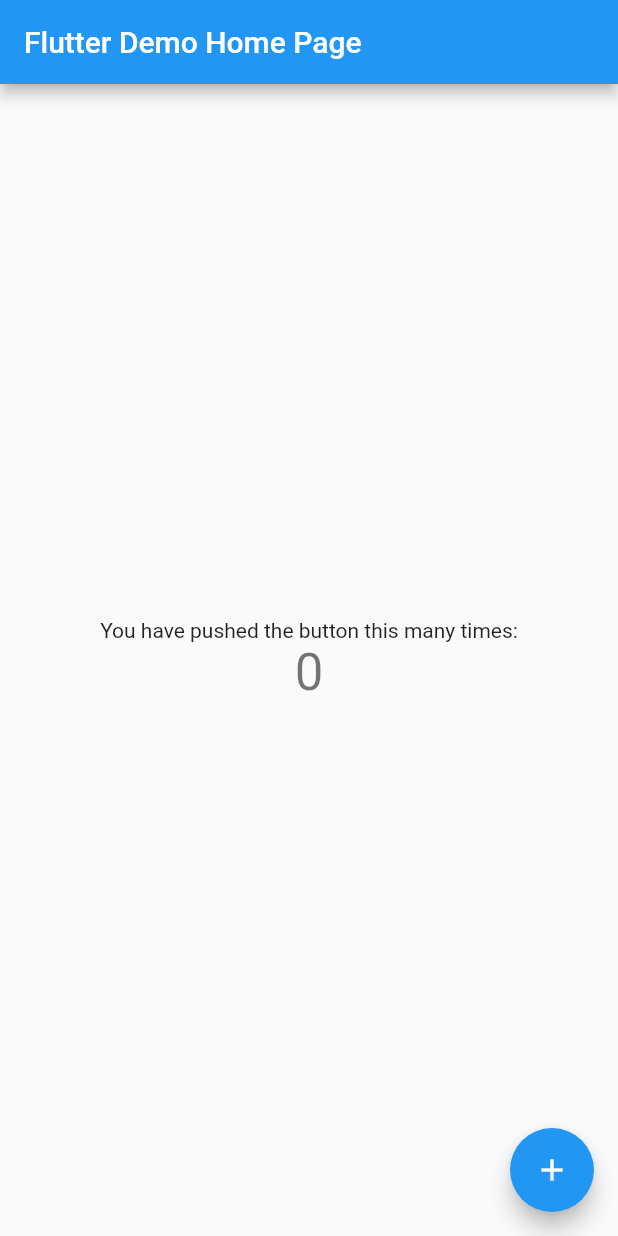
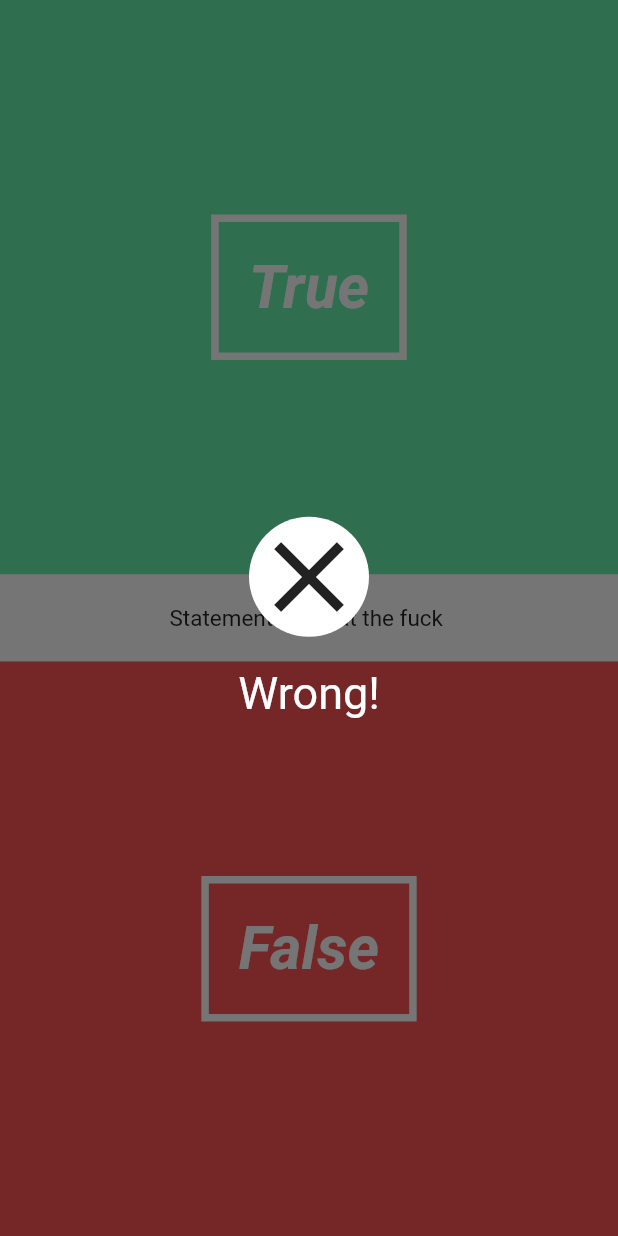
Before and after one commit to spindycell/Flutter-training, a Flutter app: the screen it shows after launch, on a phone screen of 412 x 824 dp. Run offline on Flutter 3.47's test engine with Material 2 defaults, Android fonts, the phone set to English and light mode, and no system bars.

Commit message:
quiz app

```diff
--- /dev/null
+++ b/quiz/lib/UI/answer_button.dart
@@ -0,0 +1,33 @@
+import 'package:flutter/material.dart';
+
+class AnswerButton extends StatelessWidget {
+
+  final bool _answer;
+  final VoidCallback _onTap;
+
+  AnswerButton(this._answer, this._onTap);
+
+  @override
+  Widget build(BuildContext context){
+    return new Expanded(
+      child: new Material( // true button
+        color: _answer == true ? Colors.greenAccent : Colors.redAccent,
+        child: new InkWell(
+          onTap: () => _onTap(),
+          child: new Center(
+            child: new Container(
+              decoration: new BoxDecoration(
+                border: new Border.all(color: Colors.white, width: 5.0)
+              ),
+              padding: new EdgeInsets.all(20.0),
+              child: new Text(_answer == true ? "True" : "False",
+                style: new TextStyle(color: Colors.white, fontSize: 40.0, fontWeight: FontWeight.bold, fontStyle: FontStyle.italic),
+              ),
+            )
+          )
+        ),
+      ),
+    );
+  }
+
+}
--- /dev/null
+++ b/quiz/lib/UI/correct_wrong_overlay.dart
@@ -0,0 +1,56 @@
+import 'package:flutter/material.dart';
+import 'dart:math';
+
+class CorrectWrongOverlay extends StatefulWidget {
+
+  final bool _isCorrect;
+
+  CorrectWrongOverlay(this._isCorrect);
+
+  @override
+  State createState() => new CorrectWrongOverlayState();
+}
+
+class CorrectWrongOverlayState extends State<CorrectWrongOverlay> with SingleTickerProviderStateMixin {
+
+  Animation<double> _iconAnimation;
+  AnimationController _iconAnimationController;
+
+  @override
+  void initState(){
+    super.initState();
+    _iconAnimationController = new AnimationController(duration: new Duration(seconds: 2),vsync: this);
+    _iconAnimation = new CurvedAnimation(parent: _iconAnimationController, curve: Curves.elasticOut);
+    _iconAnimation.addListener(() => this.setState(() {}));
+    _iconAnimationController.forward();
+  }
+
+  @override
+  Widget build(BuildContext context){
+    return new Material(
+      color: Colors.black54,
+      child: new InkWell(
+        onTap: () => print("You tapped the overlay"),
+        child: new Column(
+          mainAxisAlignment: MainAxisAlignment.center,
+          children: <Widget>[
+            new Container(
+              decoration: new BoxDecoration(
+                color: Colors.white,
+                shape: BoxShape.circle,
+              ),
+              child: new Transform.rotate(
+                angle: _iconAnimation.value * 2 * pi ,
+                child: new Icon(widget._isCorrect == true ? Icons.done : Icons.clear, size: _iconAnimation.value * 80.0,)
+              ),
+            ),
+            new Padding(
+              padding: new EdgeInsets.only(bottom: 20.0),
+            ),
+            new Text(widget._isCorrect == true ? "Correct!" : "Wrong!", style: new TextStyle(color: Colors.white, fontSize: 30.0),)
+          ],
+        ),
+      ),
+    );
+  }
+}
--- /dev/null
+++ b/quiz/lib/UI/question_text.dart
@@ -0,0 +1,42 @@
+import 'package:flutter/material.dart';
+
+class QuestionText extends StatefulWidget {
+
+  final String _question;
+  final int _questionNumber;
+
+  QuestionText(this._questionNumber,this._question);
+
+  @override
+  State createState() => new QuestionTextState();
+}
+
+class QuestionTextState extends State<QuestionText> with SingleTickerProviderStateMixin {
+
+  Animation<double> _fontSizeAnimation;
+  AnimationController _fontSizeAnimationController;
+
+  @override
+  void initState(){
+    super.initState();
+    _fontSizeAnimationController = new AnimationController(duration: new Duration(milliseconds: 500), vsync: this);
+    _fontSizeAnimation = new CurvedAnimation(parent: _fontSizeAnimationController, curve: Curves.bounceOut);
+    _fontSizeAnimation.addListener(() => this.setState(() {}));
+    _fontSizeAnimationController.forward();
+  }
+
+  @override
+  Widget build(BuildContext context){
+    return new Material(
+      color: Colors.white,
+      child: new Padding(
+        padding: new EdgeInsets.symmetric(vertical: 20.0),
+        child: new Center(
+          child: new Text("Statement " + widget._questionNumber.toString() + " : " + widget._question,
+            style: new TextStyle(fontSize: _fontSizeAnimation.value * 15),
+          ),
+        ),
+      ),
+    );
+  }
+}
--- a/quiz/lib/main.dart
+++ b/quiz/lib/main.dart
@@ -1,111 +1,10 @@
 import 'package:flutter/material.dart';
 
-void main() => runApp(MyApp());
+import './pages/landing_page.dart';
+import './pages/quiz_page.dart';
 
-class MyApp extends StatelessWidget {
-  // This widget is the root of your application.
-  @override
-  Widget build(BuildContext context) {
-    return MaterialApp(
-      title: 'Flutter Demo',
-      theme: ThemeData(
-        // This is the theme of your application.
-        //
-        // Try running your application with "flutter run". You'll see the
-        // application has a blue toolbar. Then, without quitting the app, try
-        // changing the primarySwatch below to Colors.green and then invoke
-        // "hot reload" (press "r" in the console where you ran "flutter run",
-        // or simply save your changes to "hot reload" in a Flutter IDE).
-        // Notice that the counter didn't reset back to zero; the application
-        // is not restarted.
-        primarySwatch: Colors.blue,
-      ),
-      home: MyHomePage(title: 'Flutter Demo Home Page'),
-    );
-  }
+void main(){
+  runApp(new MaterialApp(
+    home: new QuizPage(),
+  ));
 }
-
-class MyHomePage extends StatefulWidget {
-  MyHomePage({Key key, this.title}) : super(key: key);
-
-  // This widget is the home page of your application. It is stateful, meaning
-  // that it has a State object (defined below) that contains fields that affect
-  // how it looks.
-
-  // This class is the configuration for the state. It holds the values (in this
-  // case the title) provided by the parent (in this case the App widget) and
-  // used by the build method of the State. Fields in a Widget subclass are
-  // always marked "final".
-
-  final String title;
-
-  @override
-  _MyHomePageState createState() => _MyHomePageState();
-}
-
-class _MyHomePageState extends State<MyHomePage> {
-  int _counter = 0;
-
-  void _incrementCounter() {
-    setState(() {
-      // This call to setState tells the Flutter framework that something has
-      // changed in this State, which causes it to rerun the build method below
-      // so that the display can reflect the updated values. If we changed
-      // _counter without calling setState(), then the build method would not be
-      // called again, and so nothing would appear to happen.
-      _counter++;
-    });
-  }
-
-  @override
-  Widget build(BuildContext context) {
-    // This method is rerun every time setState is called, for instance as done
-    // by the _incrementCounter method above.
-    //
-    // The Flutter framework has been optimized to make rerunning build methods
-    // fast, so that you can just rebuild anything that needs updating rather
-    // than having to individually change instances of widgets.
-    return Scaffold(
-      appBar: AppBar(
-        // Here we take the value from the MyHomePage object that was created by
-        // the App.build method, and use it to set our appbar title.
-        title: Text(widget.title),
-      ),
-      body: Center(
-        // Center is a layout widget. It takes a single child and positions it
-        // in the middle of the parent.
-        child: Column(
-          // Column is also layout widget. It takes a list of children and
-          // arranges them vertically. By default, it sizes itself to fit its
-          // children horizontally, and tries to be as tall as its parent.
-          //
-          // Invoke "debug painting" (press "p" in the console, choose the
-          // "Toggle Debug Paint" action from the Flutter Inspector in Android
-          // Studio, or the "Toggle Debug Paint" command in Visual Studio Code)
-          // to see the wireframe for each widget.
-          //
-          // Column has various properties to control how it sizes itself and
-          // how it positions its children. Here we use mainAxisAlignment to
-          // center the children vertically; the main axis here is the vertical
-          // axis because Columns are vertical (the cross axis would be
-          // horizontal).
-          mainAxisAlignment: MainAxisAlignment.center,
-          children: <Widget>[
-            Text(
-              'You have pushed the button this many times:',
-            ),
-            Text(
-              '$_counter',
-              style: Theme.of(context).textTheme.display1,
-            ),
-          ],
-        ),
-      ),
-      floatingActionButton: FloatingActionButton(
-        onPressed: _incrementCounter,
-        tooltip: 'Increment',
-        child: Icon(Icons.add),
-      ), // This trailing comma makes auto-formatting nicer for build methods.
-    );
-  }
-}
--- /dev/null
+++ b/quiz/lib/pages/landing_page.dart
@@ -0,0 +1,20 @@
+import 'package:flutter/material.dart';
+
+class LandingPage extends StatelessWidget {
+  @override
+  Widget build(BuildContext context){
+    return new Material(
+      color: Colors.greenAccent,
+      child: new InkWell(
+        onTap: () => print("We tapped the page!"),
+        child: new Column(
+          mainAxisAlignment: MainAxisAlignment.center,
+          children: <Widget>[
+            new Text("Lets Quizzz",style: new TextStyle(color: Colors.white, fontSize: 50.0, fontWeight: FontWeight.bold),),
+            new Text("Tap to start!", style: new TextStyle(color: Colors.white, fontSize: 20.0, fontWeight: FontWeight.bold),)
+          ],
+        ),
+      ),
+    );
+  }
+}
--- /dev/null
+++ b/quiz/lib/pages/quiz_page.dart
@@ -0,0 +1,32 @@
+import 'package:flutter/material.dart';
+
+import '../utils/question.dart';
+import '../utils/quiz.dart';
+
+import '../UI/answer_button.dart';
+import '../UI/question_text.dart';
+import '../UI/correct_wrong_overlay.dart';
+
+class QuizPage extends StatefulWidget {
+  @override
+  State createState() => new QuizPageStates();
+}
+
+class QuizPageStates extends State<QuizPage> {
+  @override
+  Widget build(BuildContext context){
+    return new Stack(
+      fit: StackFit.expand,
+      children: <Widget>[
+        new Column(
+          children: <Widget>[
+           new AnswerButton(true, () => print("Your answered true")),
+           new QuestionText(1,"what the fuck "),
+           new AnswerButton(false, () => print("Your answered false")),
+          ],
+        ),
+        new CorrectWrongOverlay(false)
+      ],
+    );
+  }
+}
--- /dev/null
+++ b/quiz/lib/utils/question.dart
@@ -0,0 +1,7 @@
+class Question {
+  final String question;
+  final bool answer;
+
+  Question(this.question,this.answer);
+
+}
--- /dev/null
+++ b/quiz/lib/utils/quiz.dart
@@ -0,0 +1,27 @@
+import './question.dart';
+
+class Quiz {
+  List<Question> _questions;
+  int _currentQuestionIndex = -1;
+  int _score = 0;
+
+  Quiz(this._questions){
+    _questions.shuffle();
+  }
+
+  List<Question> get questions => _questions;
+  int get length => _questions.length;
+  int get questionNumber => _currentQuestionIndex+1;
+  int get score => _score;
+
+  Question get nextQuestion {
+    _currentQuestionIndex++;
+    if(_currentQuestionIndex >= length) return null;
+    return _questions[_currentQuestionIndex];
+  }
+
+  void answer(bool isCorrect){
+    if(isCorrect) _score++;
+  }
+
+}
```
